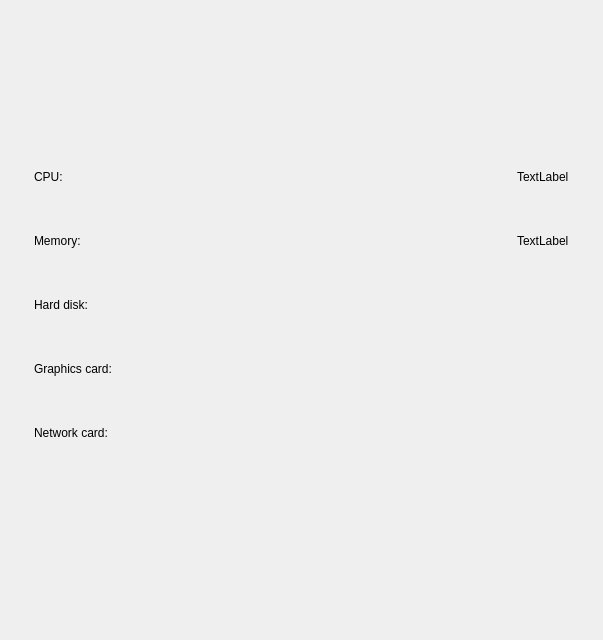
Above: plugins/system/src/pages/hardware-information/hardware-information.ui from openeuler-mirror/kiran-control-panel before the change. Below: the same form after it.
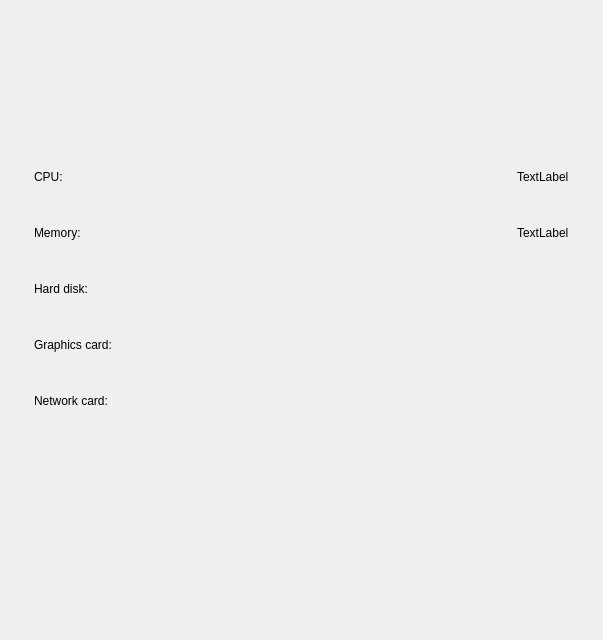
That is the form after the change. Custom widgets are drawn as their Qt base class.

```diff
--- a/plugins/system/src/pages/hardware-information/hardware-information.ui
+++ b/plugins/system/src/pages/hardware-information/hardware-information.ui
@@ -79,7 +79,7 @@
         <widget class="QWidget" name="widget_2" native="true">
          <layout class="QVBoxLayout" name="verticalLayout">
           <property name="spacing">
-           <number>24</number>
+           <number>16</number>
           </property>
           <property name="leftMargin">
            <number>24</number>
```
